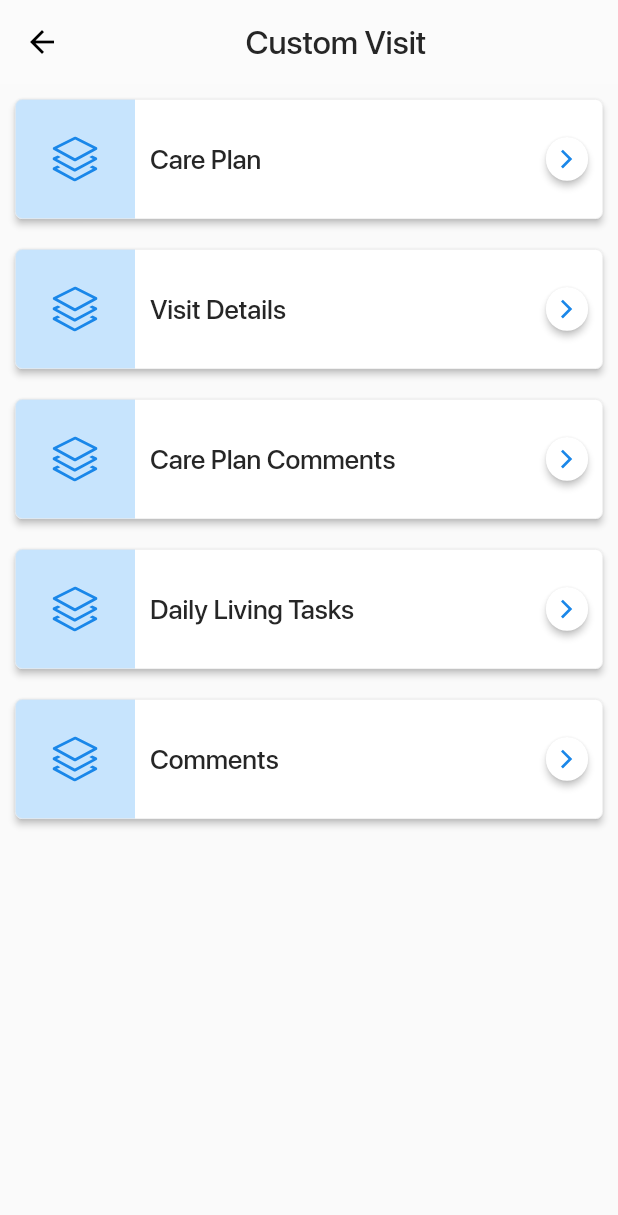
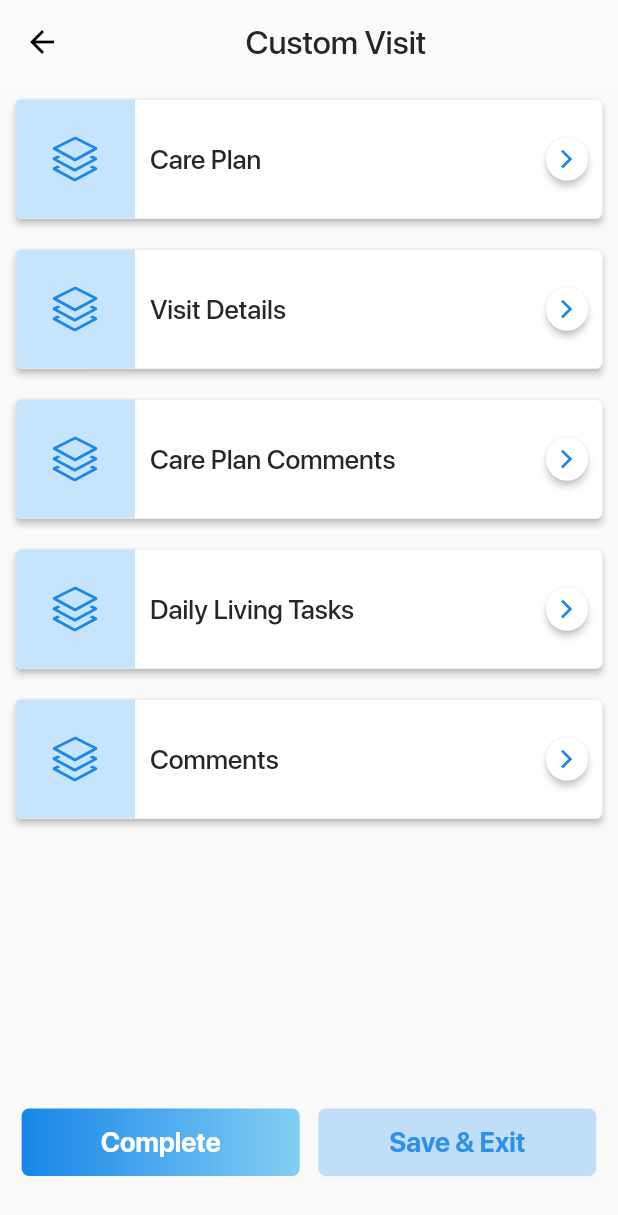
Before and after one commit to AkashMatlani/evv_plus, a Flutter app: the CustomVisitMenuScreen screen opened directly, on a phone screen of 412 x 824 dp. Shown: the top 1215 px of the screen. Run offline on Flutter 3.47's test engine with Material 2 defaults, Android fonts, the phone set to English and light mode, and no system bars; our stand-ins replace connectivity, flutter_spinkit, flutter_svg, shared_preferences, simple_animations; accounts and stored records are empty.

```diff
--- a/lib/Ui/CustomVisitMenuScreen.dart
+++ b/lib/Ui/CustomVisitMenuScreen.dart
@@ -41,11 +41,78 @@ class _CustomVisitMenuScreenState extends State<CustomVisitMenuScreen> {
           },
         ),
       ),
-      body: ListView.builder(
-        itemCount: menuList.length,
-        itemBuilder: (context, position) {
-          return listRowItems(context, position);
-        },
+      body: Column(
+        children: [
+          Expanded(
+            child: ListView.builder(
+              itemCount: menuList.length,
+              itemBuilder: (context, position) {
+                return listRowItems(context, position);
+              },
+            ),
+          ),
+          SizedBox(height: 20),
+          Container(
+            margin: EdgeInsets.only(bottom: 20, top: 20),
+            child: Row(
+              crossAxisAlignment: CrossAxisAlignment.center,
+              mainAxisAlignment: MainAxisAlignment.center,
+              children: [
+                Container(
+                  width: MediaQuery.of(context).size.width*0.45,
+                  height: 45,
+                  decoration: BoxDecoration(
+                      gradient: LinearGradient(colors: [
+                        HexColor("#1785e9"),
+                        HexColor("#83cff2")
+                      ]),
+                      borderRadius: BorderRadius.all(Radius.circular(5))),
+                  child: FlatButton(
+                    child: Text(LabelStr.lblComplete,
+                        style: AppTheme.boldSFTextStyle().copyWith(fontSize:18, color: Colors.white)),
+                    onPressed: () {
+                      FocusScope.of(context).requestFocus(FocusNode());
+                      checkConnection().then((isConnected) {
+                        if (isConnected) {
+                          ToastUtils.showToast(context,
+                              "Click on complete", Colors.blue);
+                        } else {
+                          ToastUtils.showToast(context,
+                              LabelStr.connectionError, Colors.red);
+                        }
+                      });
+                    },
+                  ),
+                ),
+                SizedBox(width: MediaQuery.of(context).size.width*0.03),
+                Container(
+                  width: MediaQuery.of(context).size.width*0.45,
+                  height: 45,
+                  decoration: BoxDecoration(
+                      color: HexColor("#c1def8"),
+                      borderRadius: BorderRadius.all(Radius.circular(5))),
+                  child: FlatButton(
+                    child: Text(LabelStr.lblSaveExit,
+                        style: AppTheme.boldSFTextStyle().copyWith(fontSize:18, color: HexColor("#2b91eb"))),
+                    onPressed: () {
+                      FocusScope.of(context).requestFocus(FocusNode());
+                      checkConnection().then((isConnected) {
+                        if (isConnected) {
+                          ToastUtils.showToast(context,
+                              "Click on save", Colors.blue);
+                        } else {
+                          ToastUtils.showToast(context,
+                              LabelStr.connectionError, Colors.red);
+                        }
+                      });
+                    },
+                  ),
+                )
+              ],
+            ),
+          ),
+          SizedBox(height: 20)
+        ],
       ),
     );
   }
--- a/lib/Ui/NavigationDrawerScreen.dart
+++ b/lib/Ui/NavigationDrawerScreen.dart
@@ -19,6 +19,7 @@ class NavigationDrawerScreen extends StatefulWidget {
 }
 
 class _NavigationDrawerScreenState extends State<NavigationDrawerScreen> {
+
   final List<String> _listViewData = [
     LabelStr.lblHome,
     LabelStr.lblTask,
@@ -42,8 +43,7 @@ class _NavigationDrawerScreenState extends State<NavigationDrawerScreen> {
 
     if (index == 0) {
       Utils.navigateToScreen(context, ClientPatientSignatureScreen());
-    }
-    else if (index == 1) {
+    } else if (index == 1) {
       Utils.navigateToScreen(context, UnableToSignInScreen());
     } else if (index == 3) {
       Utils.navigateToScreen(context, NotificationScreen());
--- a/lib/Ui/ScheduleScreen.dart
+++ b/lib/Ui/ScheduleScreen.dart
@@ -62,7 +62,6 @@ class _ScheduleScreenState extends State<ScheduleScreen>
         leading: IconButton(
           icon: SvgPicture.asset(MyImage.ic_drawer),
           onPressed: () {
-            //ToastUtils.showToast(context, "Drawer Clicked", Colors.blueAccent);
             Utils.navigateToScreen(context, NavigationDrawerScreen());
           },
         ),
--- a/lib/main.dart
+++ b/lib/main.dart
@@ -1,5 +1,5 @@
 
-import 'package:evv_plus/Ui/SplashScreen.dart';
+import 'package:evv_plus/Ui/NavigationDrawerScreen.dart';
 import 'package:flutter/material.dart';
 
 void main() {
@@ -16,7 +16,7 @@ class MyApp extends StatelessWidget {
       theme: ThemeData(
           primarySwatch: Colors.blue,
       ),
-      home: SplashScreen(),
+      home: NavigationDrawerScreen(),
     );
   }
 }
```
Also changed, not shown: lib/Ui/CompletedNoteScreen.dart (+22 -3 lines), lib/Ui/TaskWithDateDetailsScreen.dart (+50 -8 lines).
